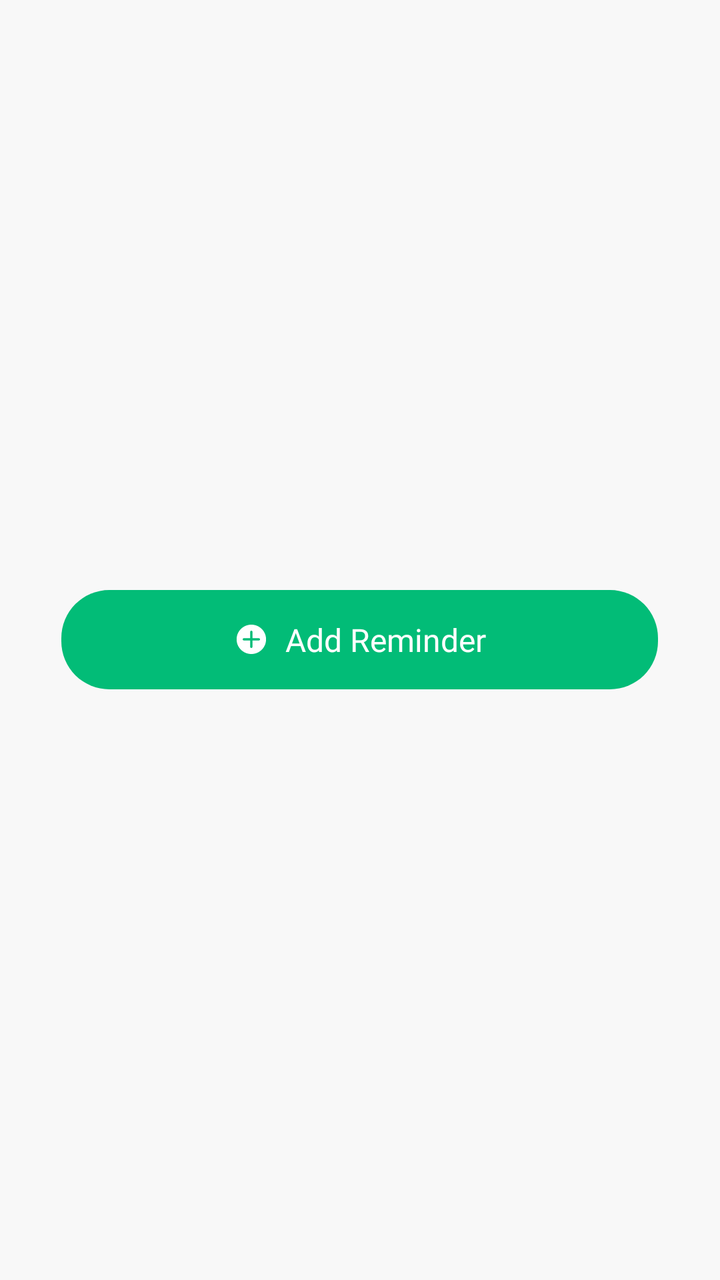
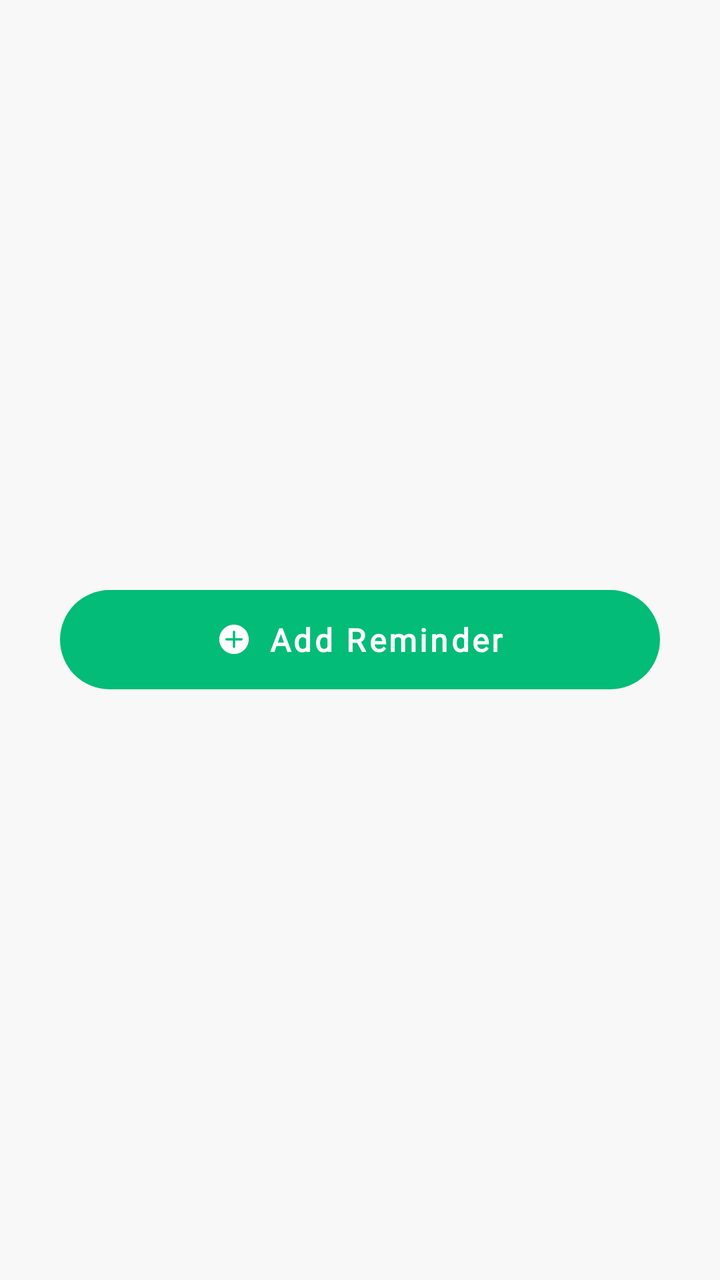

The first picture is an Android layout as it rendered before a commit; the second is the same layout after the commit. The layout source and the unified diff follow.
<!-- AndroidManifest.xml: application theme AppTheme -->
<!-- res/layout/item_hydrate_setting_add_reminder.xml -->
<?xml version="1.0" encoding="utf-8"?>
<FrameLayout xmlns:android="http://schemas.android.com/apk/res/android"
    xmlns:app="http://schemas.android.com/apk/res-auto"
    android:layout_width="match_parent"
    android:layout_height="wrap_content"
    android:layout_marginTop="@dimen/dp_24"
    android:layout_marginBottom="@dimen/dp_12">

    <androidx.appcompat.widget.LinearLayoutCompat
        android:id="@+id/btnAddReminder"
        android:layout_width="wrap_content"
        android:layout_height="wrap_content"
        android:layout_gravity="center"
        android:gravity="center_vertical"
        android:background="@drawable/bg_hydrate_reminder_add"
        android:paddingVertical="@dimen/dp_14"
        android:paddingHorizontal="@dimen/dp_86">

        <androidx.appcompat.widget.AppCompatImageView
            android:id="@+id/iv_add_reminder"
            android:layout_width="@dimen/dp_18"
            android:layout_height="@dimen/dp_18"
            android:scaleType="centerCrop"
            android:tint="@color/color_888"
            app:srcCompat="@drawable/ic_add_hydrate_reminder"
            app:tint="@color/white"/>

        <androidx.appcompat.widget.AppCompatTextView
            android:id="@+id/tv_add_reminder"
            android:layout_width="wrap_content"
            android:layout_height="wrap_content"
            style="@style/TextViewFont_RobotoMedium"
            android:layout_marginStart="@dimen/dp_8"
            android:text="@string/add_reminder"
            android:textColor="@color/white"
            android:textSize="@dimen/sp_16" />

    </androidx.appcompat.widget.LinearLayoutCompat>

</FrameLayout>
<!-- resources referenced by this layout -->
<resources>
  <color name="color_888">#888888</color>
  <color name="white">#FFFFFF</color>
  <dimen name="dp_12">12dp</dimen>
  <dimen name="dp_14">14dp</dimen>
  <dimen name="dp_18">18dp</dimen>
  <dimen name="dp_24">24dp</dimen>
  <dimen name="dp_8">8dp</dimen>
  <dimen name="dp_86">86dp</dimen>
  <dimen name="sp_16">16sp</dimen>
  <!-- drawable bg_hydrate_reminder_add (drawable) -->
  <?xml version="1.0" encoding="utf-8"?>
  <shape android:shape="rectangle" xmlns:android="http://schemas.android.com/apk/res/android">
  
      <corners android:radius="@dimen/dp_24"/>
      <solid android:color="#02bc77"/>
  
  </shape>
  <!-- drawable ic_add_hydrate_reminder (drawable) -->
  <vector xmlns:android="http://schemas.android.com/apk/res/android"
      android:width="18dp"
      android:height="18dp"
      android:viewportWidth="18"
      android:viewportHeight="18">
    <path
        android:pathData="M14.211,3.816C12.816,2.43 10.971,1.665 9,1.665C7.029,1.665 5.184,2.43 3.789,3.816C2.394,5.202 1.629,7.047 1.629,9C1.629,10.962 2.394,12.807 3.789,14.184C5.184,15.57 7.029,16.335 9,16.335C10.971,16.335 12.816,15.57 14.211,14.184C15.606,12.798 16.371,10.953 16.371,9C16.371,7.038 15.597,5.202 14.211,3.816ZM12.753,9.567H9.558V12.762C9.558,13.077 9.306,13.329 8.991,13.329C8.676,13.329 8.424,13.077 8.424,12.762V9.567H5.247C4.932,9.567 4.68,9.315 4.68,9C4.68,8.685 4.932,8.433 5.247,8.433H8.442V5.247C8.442,4.932 8.694,4.68 9.009,4.68C9.324,4.68 9.576,4.932 9.576,5.247V8.442H12.771C13.086,8.442 13.338,8.694 13.338,9.009C13.338,9.324 13.068,9.567 12.753,9.567Z"
        android:fillColor="#ffffff"/>
  </vector>
  <string name="add_reminder">Add Reminder</string>
  <style name="TextViewFont_RobotoMedium">
          <item name="android:fontFamily">@font/roboto_medium</item>
          <item name="fontFamily">@font/roboto_medium</item>
      </style>
  <style name="AppTheme" parent="@style/Theme.MaterialComponents.Light.NoActionBar">
          <item name="colorAccent">@color/colorAccent</item>
          <item name="colorControlHighlight">@color/color_tap_ripple</item>
          <item name="colorPrimary">@color/colorPrimary</item>
          <item name="colorPrimaryDark">@color/colorPrimaryDark</item>
          <item name="toolbarNavigationButtonStyle">@style/toolbar_nav_button</item>
          <item name="windowActionBar">false</item>
          <item name="windowNoTitle">true</item>
          <item name="android:windowBackground">@color/bg_window</item>
  
      </style>
  <color name="colorAccent">@color/c5</color>
  <color name="color_tap_ripple">@color/transparent10</color>
  <color name="colorPrimary">@color/c1</color>
  <color name="colorPrimaryDark">@color/c1</color>
  <style name="toolbar_nav_button" parent="@style/Widget.AppCompat.Toolbar.Button.Navigation">
          <item name="android:paddingLeft">@dimen/nav_button_margin</item>
          <item name="android:paddingRight">@dimen/nav_button_margin</item>
          <item name="android:minWidth">56dp</item>
      </style>
  <color name="bg_window">#f8f8f8</color>
  <color name="c5">#02BC77</color>
  <color name="transparent10">#1A000000</color>
  <color name="c1">@color/white</color>
  <dimen name="nav_button_margin">@dimen/dp_16</dimen>
  <dimen name="dp_16">16dp</dimen>
</resources>

<!-- the commit's change to res/layout/item_hydrate_setting_add_reminder.xml (unified diff, before → after) -->
@@ -6,35 +6,18 @@
     android:layout_marginTop="@dimen/dp_24"
     android:layout_marginBottom="@dimen/dp_12">
 
-    <androidx.appcompat.widget.LinearLayoutCompat
+    <com.google.android.material.button.MaterialButton
         android:id="@+id/btnAddReminder"
-        android:layout_width="wrap_content"
+        style="@style/MaterialButton.b1"
+        android:layout_width="match_parent"
         android:layout_height="wrap_content"
         android:layout_gravity="center"
-        android:gravity="center_vertical"
-        android:background="@drawable/bg_hydrate_reminder_add"
+        android:layout_marginHorizontal="@dimen/dp_30"
         android:paddingVertical="@dimen/dp_14"
-        android:paddingHorizontal="@dimen/dp_86">
-
-        <androidx.appcompat.widget.AppCompatImageView
-            android:id="@+id/iv_add_reminder"
-            android:layout_width="@dimen/dp_18"
-            android:layout_height="@dimen/dp_18"
-            android:scaleType="centerCrop"
-            android:tint="@color/color_888"
-            app:srcCompat="@drawable/ic_add_hydrate_reminder"
-            app:tint="@color/white"/>
-
-        <androidx.appcompat.widget.AppCompatTextView
-            android:id="@+id/tv_add_reminder"
-            android:layout_width="wrap_content"
-            android:layout_height="wrap_content"
-            style="@style/TextViewFont_RobotoMedium"
-            android:layout_marginStart="@dimen/dp_8"
-            android:text="@string/add_reminder"
-            android:textColor="@color/white"
-            android:textSize="@dimen/sp_16" />
-
-    </androidx.appcompat.widget.LinearLayoutCompat>
-
+        app:icon="@drawable/ic_add_hydrate_reminder"
+        app:iconTint="@color/white"
+        app:iconPadding="@dimen/dp_8"
+        app:iconGravity="textStart"
+        android:text="@string/add_reminder"/>
+    
 </FrameLayout>
<!-- resource entries referenced after the edit -->
@@ -1,22 +1,11 @@
 <!-- resources referenced by this layout -->
 <resources>
-  <color name="color_888">#888888</color>
   <color name="white">#FFFFFF</color>
   <dimen name="dp_12">12dp</dimen>
   <dimen name="dp_14">14dp</dimen>
-  <dimen name="dp_18">18dp</dimen>
   <dimen name="dp_24">24dp</dimen>
+  <dimen name="dp_30">30dp</dimen>
   <dimen name="dp_8">8dp</dimen>
-  <dimen name="dp_86">86dp</dimen>
-  <dimen name="sp_16">16sp</dimen>
-  <!-- drawable bg_hydrate_reminder_add (drawable) -->
-  <?xml version="1.0" encoding="utf-8"?>
-  <shape android:shape="rectangle" xmlns:android="http://schemas.android.com/apk/res/android">
-  
-      <corners android:radius="@dimen/dp_24"/>
-      <solid android:color="#02bc77"/>
-  
-  </shape>
   <!-- drawable ic_add_hydrate_reminder (drawable) -->
   <vector xmlns:android="http://schemas.android.com/apk/res/android"
       android:width="18dp"
@@ -28,9 +17,13 @@
         android:fillColor="#ffffff"/>
   </vector>
   <string name="add_reminder">Add Reminder</string>
-  <style name="TextViewFont_RobotoMedium">
-          <item name="android:fontFamily">@font/roboto_medium</item>
-          <item name="fontFamily">@font/roboto_medium</item>
+  <style name="MaterialButton.b1">
+          <item name="android:fontFamily">@font/roboto_bold</item>
+          <item name="fontFamily">@font/roboto_bold</item>
+          <item name="android:textStyle">bold</item>
+          <item name="android:textColor">@color/white</item>
+          <item name="backgroundTint">@color/c5</item>
+          <item name="rippleColor">@color/c5_8</item>
       </style>
   <style name="AppTheme" parent="@style/Theme.MaterialComponents.Light.NoActionBar">
           <item name="colorAccent">@color/colorAccent</item>
@@ -54,6 +47,7 @@
       </style>
   <color name="bg_window">#f8f8f8</color>
   <color name="c5">#02BC77</color>
+  <color name="c5_8">#5DD4A8</color>
   <color name="transparent10">#1A000000</color>
   <color name="c1">@color/white</color>
   <dimen name="nav_button_margin">@dimen/dp_16</dimen>
